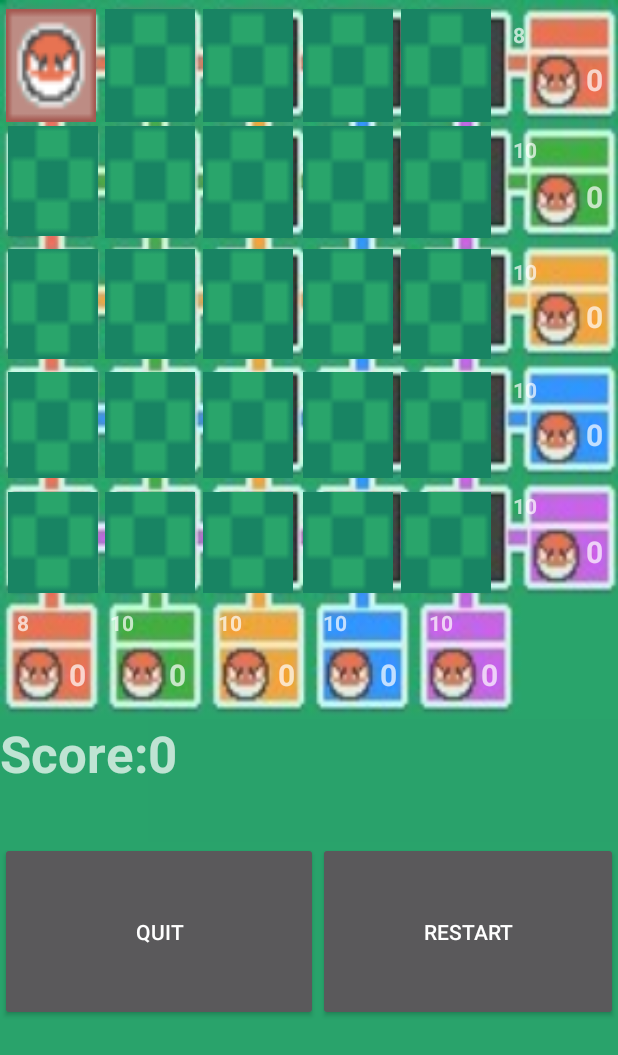
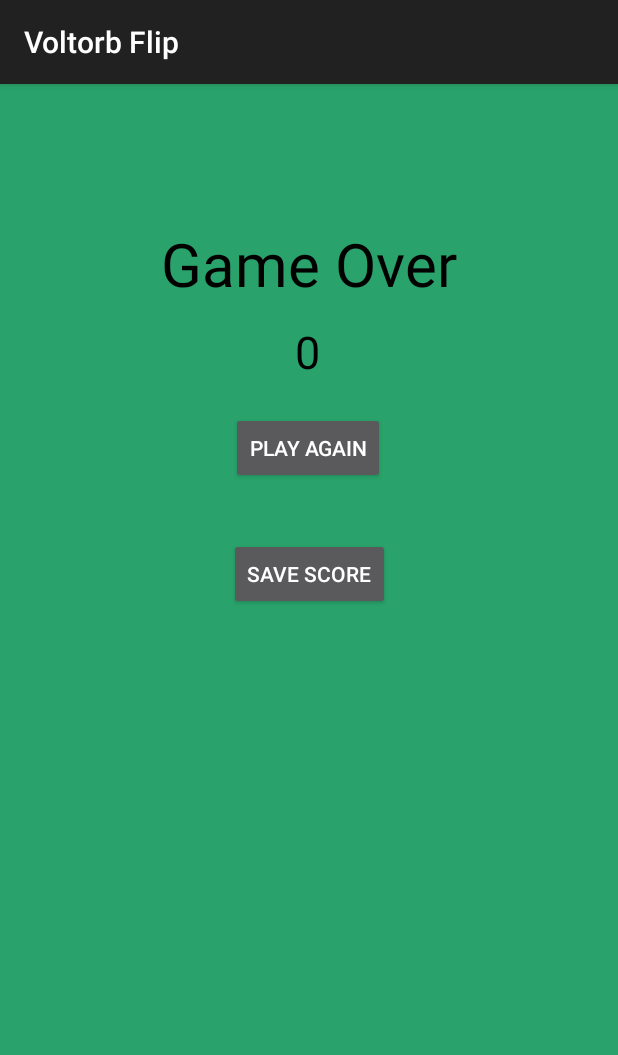
Before and after one commit to MattZim2000/Voltorb_Flip, an Android app built with Jetpack Compose: the GameActivity screen opened directly, with no data from a screen before it, after a tap on an icon or button, on a phone screen of 412 x 824 dp. Shown: the top 1055 px of the screen. Run offline under Robolectric (Android 15) with nearby library versions, the phone set to English and light mode, and no system bars.

Commit message:
added game over screen and save score

```diff
--- a/app/src/main/AndroidManifest.xml
+++ b/app/src/main/AndroidManifest.xml
@@ -13,6 +13,9 @@
         android:supportsRtl="true"
         android:theme="@style/Theme.AppCompat"
         tools:targetApi="31">
+        <activity
+            android:name=".GameOverActivity"
+            android:exported="false" />
         <activity
             android:name=".NewScoreActivity"
             android:exported="false" />
--- a/app/src/main/java/com/example/voltorbflip/GameActivity.kt
+++ b/app/src/main/java/com/example/voltorbflip/GameActivity.kt
@@ -519,6 +519,9 @@
             else -> {
                 //score = 0
                 Toast.makeText(this, "Game Over!", Toast.LENGTH_LONG).show()
+                val intent = Intent(this, GameOverActivity::class.java)
+                intent.putExtra("message_key", score.toString())
+                startActivity(intent)
             }
 
         }
--- /dev/null
+++ b/app/src/main/java/com/example/voltorbflip/GameOverActivity.kt
@@ -0,0 +1,34 @@
+package com.example.voltorbflip
+
+import android.app.Activity
+import android.content.Intent
+import androidx.appcompat.app.AppCompatActivity
+import android.os.Bundle
+import android.widget.Button
+import android.widget.TextView
+
+class GameOverActivity : AppCompatActivity() {
+    override fun onCreate(savedInstanceState: Bundle?) {
+        super.onCreate(savedInstanceState)
+        setContentView(R.layout.activity_game_over)
+
+        var scoreText: TextView = findViewById(R.id.score_text)
+
+        val intent = intent
+        val str = intent.getStringExtra("message_key")
+        scoreText.text = str
+
+        val switchToGame: Button = findViewById(R.id.play_again_button)
+        switchToGame.setOnClickListener {
+            val intentGameActivity = Intent(this, GameActivity::class.java)
+            startActivity(intentGameActivity)
+        }
+
+        val saveScore: Button = findViewById(R.id.save_score_button)
+        saveScore.setOnClickListener {
+            val intentScoreActivity = Intent(this, ScoreActivity::class.java)
+            intentScoreActivity.putExtra("score", str)
+            startActivity(intentScoreActivity)
+        }
+    }
+}
--- a/app/src/main/java/com/example/voltorbflip/ScoreActivity.kt
+++ b/app/src/main/java/com/example/voltorbflip/ScoreActivity.kt
@@ -27,24 +27,17 @@
         recyclerView.layoutManager = LinearLayoutManager(this)
         recyclerView.adapter = adapter
 
+        val intent = intent
+        if(intent != null) {
+            if (intent.hasExtra("score")) {
+                val str = intent.getStringExtra("score")!!.toInt()
+
+                scoreViewModel.insert(Score(str, str))
+            }
+        }
+
         scoreViewModel.allScores.observe(this) { scores ->
             scores.let { adapter.submitList(it) }
         }
     }
-    override fun onActivityResult(requestCode: Int, resultCode: Int, intentData: Intent?) {
-        super.onActivityResult(requestCode, resultCode, intentData)
-
-        if (requestCode == newScoreActivityRequestCode && resultCode == Activity.RESULT_OK) {
-            intentData?.getStringExtra(NewScoreActivity.EXTRA_REPLY)?.let { reply ->
-                val score = Score(12, reply.toInt())
-                scoreViewModel.insert(score)
-            }
-        } else {
-            Toast.makeText(
-                applicationContext,
-                "Empty not saved",
-                Toast.LENGTH_LONG
-            ).show()
-        }
-    }
 }
--- /dev/null
+++ b/app/src/main/res/layout/activity_game_over.xml
@@ -0,0 +1,61 @@
+<?xml version="1.0" encoding="utf-8"?>
+<androidx.constraintlayout.widget.ConstraintLayout xmlns:android="http://schemas.android.com/apk/res/android"
+    xmlns:app="http://schemas.android.com/apk/res-auto"
+    xmlns:tools="http://schemas.android.com/tools"
+    android:layout_width="match_parent"
+    android:layout_height="match_parent"
+    android:background="@color/background_green"
+    tools:context=".GameOverActivity">
+
+    <TextView
+        android:id="@+id/textView23"
+        android:layout_width="wrap_content"
+        android:layout_height="wrap_content"
+        android:background="@color/background_green"
+        android:text="Game Over"
+        android:textColor="@color/black"
+        android:textSize="40sp"
+        app:layout_constraintBottom_toBottomOf="parent"
+        app:layout_constraintEnd_toEndOf="parent"
+        app:layout_constraintStart_toStartOf="parent"
+        app:layout_constraintTop_toTopOf="parent"
+        app:layout_constraintVertical_bias="0.13" />
+
+    <Button
+        android:id="@+id/play_again_button"
+        android:layout_width="wrap_content"
+        android:layout_height="wrap_content"
+        android:layout_marginTop="72dp"
+        android:text="Play Again"
+        app:layout_constraintEnd_toEndOf="parent"
+        app:layout_constraintHorizontal_bias="0.498"
+        app:layout_constraintStart_toStartOf="parent"
+        app:layout_constraintTop_toBottomOf="@+id/textView23" />
+
+    <Button
+        android:id="@+id/save_score_button"
+        android:layout_width="wrap_content"
+        android:layout_height="wrap_content"
+        android:text="Save Score"
+        app:layout_constraintBottom_toBottomOf="parent"
+        app:layout_constraintEnd_toEndOf="parent"
+        app:layout_constraintStart_toStartOf="parent"
+        app:layout_constraintTop_toBottomOf="@+id/play_again_button"
+        app:layout_constraintVertical_bias="0.07999998" />
+
+    <TextView
+        android:id="@+id/score_text"
+        android:layout_width="wrap_content"
+        android:layout_height="wrap_content"
+        android:layout_marginTop="11dp"
+        android:layout_marginBottom="20dp"
+        android:text="00"
+        android:textColor="@color/black"
+        android:textSize="30sp"
+        app:layout_constraintBottom_toTopOf="@+id/play_again_button"
+        app:layout_constraintEnd_toEndOf="parent"
+        app:layout_constraintHorizontal_bias="0.498"
+        app:layout_constraintStart_toStartOf="parent"
+        app:layout_constraintTop_toBottomOf="@+id/textView23"
+        app:layout_constraintVertical_bias="0.047" />
+</androidx.constraintlayout.widget.ConstraintLayout>
```
